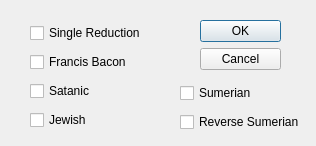
The window that cipherdialog.ui (QTinman/GAnalyzer) describes before a commit, drawn with Qt 5.
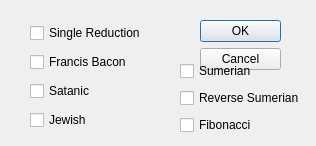
The same window after the commit. Icons and pictures are not drawn.

Commit message:
Add Fibonacci cipher with palindrome mapping (A=1..M=233..Z=1)
Implements the Fibonacci gematria cipher as a toggleable option.
The cipher uses a mirrored Fibonacci sequence: letters A-M map to
F(1)-F(13), and letters N-Z mirror back from F(13)-F(1).

Integrated across all cipher paths: analysis, history search,
phrase comparison, date comparison, List Ciphers, /r toggle,
select dialog, and settings persistence.

https://claude.ai/code/session_0135zVzgse2ykBXqQyP2wZeh

```diff
--- a/cipherdialog.ui
+++ b/cipherdialog.ui
@@ -77,9 +77,9 @@
    <property name="geometry">
     <rect>
      <x>180</x>
-     <y>80</y>
+     <y>60</y>
      <width>137</width>
-     <height>56</height>
+     <height>76</height>
     </rect>
    </property>
    <layout class="QVBoxLayout" name="verticalLayout_2">
@@ -97,6 +97,13 @@
       </property>
      </widget>
     </item>
+    <item>
+     <widget class="QCheckBox" name="fibonacci">
+      <property name="text">
+       <string>Fibonacci</string>
+      </property>
+     </widget>
+    </item>
    </layout>
   </widget>
  </widget>
```
The commit also changes 7 other files.
